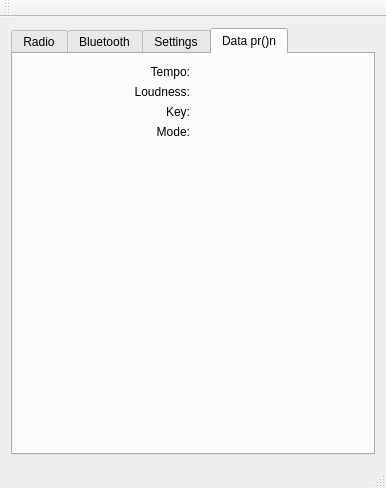
First picture: the form in mainwindow.ui, repository eartle/PresentRadio, before the edit.
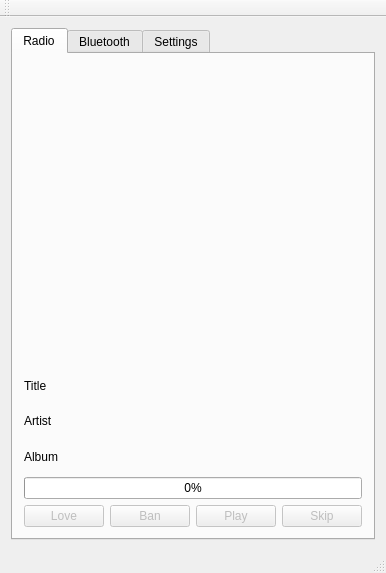
Second picture: the form after the edit. The open tabs and pages were chosen to show the change.

```diff
--- a/mainwindow.ui
+++ b/mainwindow.ui
@@ -6,10 +6,16 @@
    <rect>
     <x>0</x>
     <y>0</y>
-    <width>350</width>
-    <height>488</height>
+    <width>368</width>
+    <height>573</height>
    </rect>
   </property>
+  <property name="sizePolicy">
+   <sizepolicy hsizetype="Maximum" vsizetype="Maximum">
+    <horstretch>0</horstretch>
+    <verstretch>0</verstretch>
+   </sizepolicy>
+  </property>
   <property name="windowTitle">
    <string>MainWindow</string>
   </property>
@@ -28,11 +34,17 @@
         <item>
          <widget class="QLabel" name="artwork">
           <property name="sizePolicy">
-           <sizepolicy hsizetype="Preferred" vsizetype="MinimumExpanding">
+           <sizepolicy hsizetype="Fixed" vsizetype="Fixed">
             <horstretch>0</horstretch>
             <verstretch>0</verstretch>
            </sizepolicy>
           </property>
+          <property name="minimumSize">
+           <size>
+            <width>300</width>
+            <height>300</height>
+           </size>
+          </property>
           <property name="text">
            <string/>
           </property>
@@ -204,98 +216,6 @@
         </item>
        </layout>
       </widget>
-      <widget class="QWidget" name="tab">
-       <attribute name="title">
-        <string>Data pr()n</string>
-       </attribute>
-       <layout class="QVBoxLayout" name="verticalLayout_5">
-        <item>
-         <layout class="QGridLayout" name="gridLayout">
-          <item row="0" column="0">
-           <widget class="QLabel" name="tempo">
-            <property name="text">
-             <string>Tempo:</string>
-            </property>
-            <property name="alignment">
-             <set>Qt::AlignRight|Qt::AlignTrailing|Qt::AlignVCenter</set>
-            </property>
-           </widget>
-          </item>
-          <item row="0" column="1">
-           <widget class="QLabel" name="tempoValue">
-            <property name="text">
-             <string/>
-            </property>
-           </widget>
-          </item>
-          <item row="1" column="0">
-           <widget class="QLabel" name="loudness">
-            <property name="text">
-             <string>Loudness:</string>
-            </property>
-            <property name="alignment">
-             <set>Qt::AlignRight|Qt::AlignTrailing|Qt::AlignVCenter</set>
-            </property>
-           </widget>
-          </item>
-          <item row="1" column="1">
-           <widget class="QLabel" name="loudnessValue">
-            <property name="text">
-             <string/>
-            </property>
-           </widget>
-          </item>
-          <item row="2" column="0">
-           <widget class="QLabel" name="key">
-            <property name="text">
-             <string>Key:</string>
-            </property>
-            <property name="alignment">
-             <set>Qt::AlignRight|Qt::AlignTrailing|Qt::AlignVCenter</set>
-            </property>
-           </widget>
-          </item>
-          <item row="2" column="1">
-           <widget class="QLabel" name="keyValue">
-            <property name="text">
-             <string/>
-            </property>
-           </widget>
-          </item>
-          <item row="3" column="0">
-           <widget class="QLabel" name="mode">
-            <property name="text">
-             <string>Mode:</string>
-            </property>
-            <property name="alignment">
-             <set>Qt::AlignRight|Qt::AlignTrailing|Qt::AlignVCenter</set>
-            </property>
-           </widget>
-          </item>
-          <item row="3" column="1">
-           <widget class="QLabel" name="modeValue">
-            <property name="text">
-             <string/>
-            </property>
-           </widget>
-          </item>
-         </layout>
-        </item>
-        <item>
-         <spacer name="verticalSpacer_2">
-          <property name="orientation">
-           <enum>Qt::Vertical</enum>
-          </property>
-          <property name="sizeHint" stdset="0">
-           <size>
-            <width>20</width>
-            <height>40</height>
-           </size>
-          </property>
-         </spacer>
-        </item>
-       </layout>
-      </widget>
      </widget>
     </item>
    </layout>
```
Left out of the diff: 2 changed lines with no effect on the pictures.
